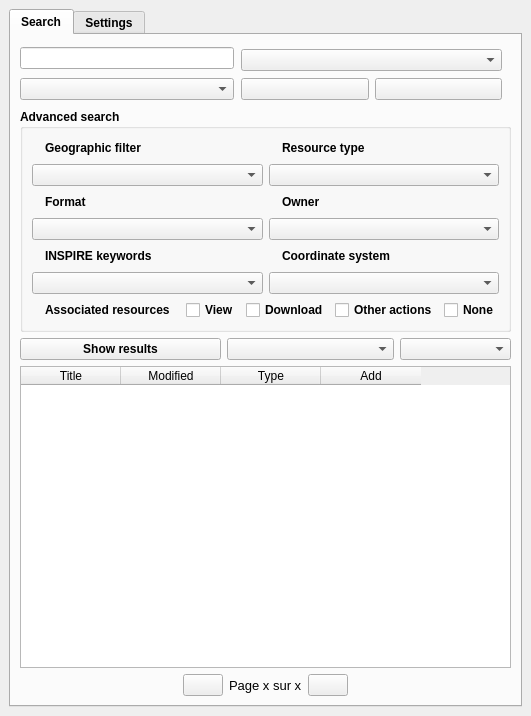
The window that ui/isogeo_dockwidget_base.ui (isogeo/isogeo-plugin-qgis) describes before a commit, drawn with Qt 5.
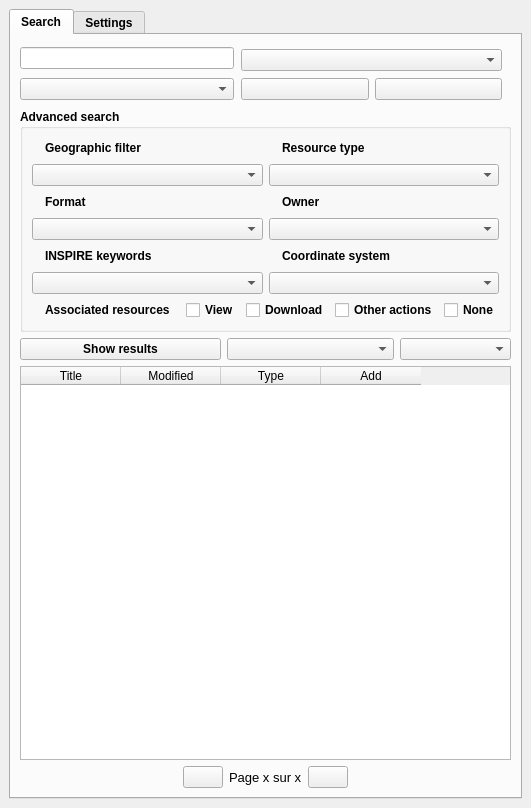
The same window after the commit. Icons and pictures are not drawn. Custom widgets are drawn as their Qt base class.

Commit message: Fixed problem with mainwindow resizing. Should work on #80

```diff
--- a/ui/isogeo_dockwidget_base.ui
+++ b/ui/isogeo_dockwidget_base.ui
@@ -7,7 +7,7 @@
     <x>0</x>
     <y>0</y>
     <width>531</width>
-    <height>716</height>
+    <height>808</height>
    </rect>
   </property>
   <property name="minimumSize">
@@ -35,7 +35,7 @@
       <property name="maximumSize">
        <size>
         <width>16777215</width>
-        <height>802</height>
+        <height>16777215</height>
        </size>
       </property>
       <property name="font">
```
The commit also changes 2 other files.
